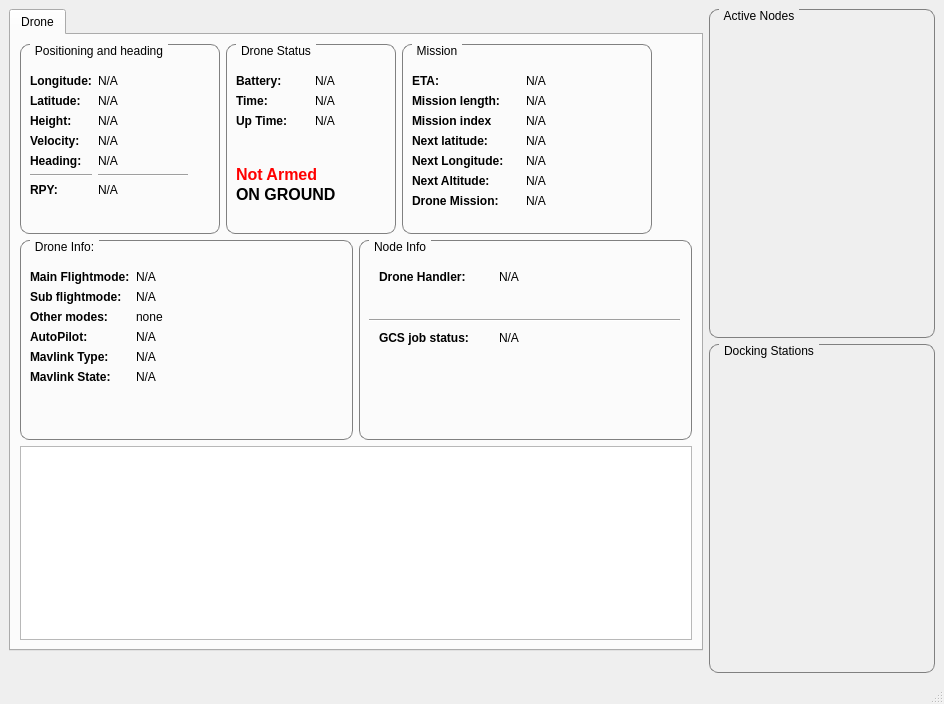
First picture: the form in drone_monitor/ui/main_window.ui, repository mabuc13/RMUASD, before the edit.
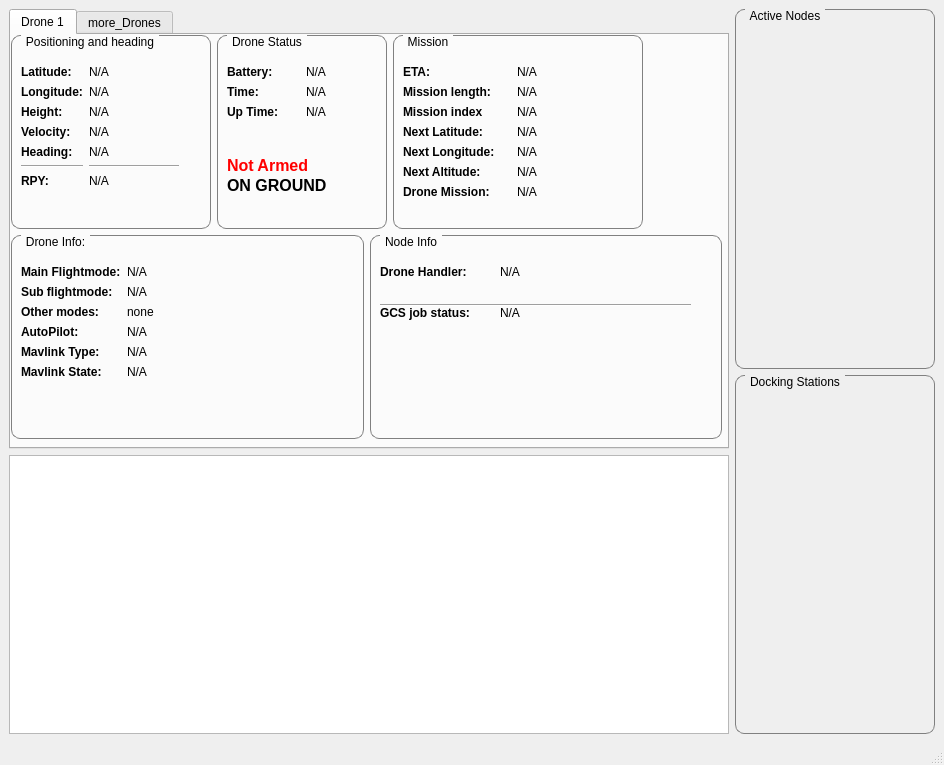
Second picture: the form after the edit. Icons and pictures are not drawn.

```diff
--- a/drone_monitor/ui/main_window.ui
+++ b/drone_monitor/ui/main_window.ui
@@ -7,7 +7,7 @@
     <x>0</x>
     <y>0</y>
     <width>944</width>
-    <height>704</height>
+    <height>765</height>
    </rect>
   </property>
   <property name="windowTitle">
@@ -35,32 +35,32 @@
   </property>
   <widget class="QWidget" name="centralwidget">
    <layout class="QHBoxLayout">
-    <item alignment="Qt::AlignLeft|Qt::AlignTop">
+    <item>
+     <layout class="QVBoxLayout" name="verticalLayout">
+      <item>
      <widget class="QTabWidget" name="tab_manager">
       <property name="minimumSize">
        <size>
-        <width>100</width>
-        <height>0</height>
-       </size>
-      </property>
-      <property name="maximumSize">
-       <size>
-        <width>720</width>
-        <height>720</height>
-       </size>
-      </property>
-      <property name="locale">
-       <locale language="English" country="Australia"/>
-      </property>
+          <width>0</width>
+          <height>440</height>
+         </size>
+        </property>
       <property name="currentIndex">
        <number>0</number>
       </property>
       <widget class="QWidget" name="tab_status">
        <attribute name="title">
-        <string>Drone</string>
-       </attribute>
-       <layout class="QVBoxLayout" name="verticalLayout_2">
-        <item>
+          <string>Drone 1</string>
+         </attribute>
+         <widget class="QWidget" name="layoutWidget">
+          <property name="geometry">
+           <rect>
+            <x>0</x>
+            <y>0</y>
+            <width>711</width>
+            <height>194</height>
+           </rect>
+          </property>
          <layout class="QHBoxLayout" name="horizontalLayout">
           <item>
            <widget class="QGroupBox" name="groupBox_position">
@@ -91,13 +91,6 @@
              <layout class="QHBoxLayout" name="horizontalLayout_3">
               <item>
                <layout class="QVBoxLayout" name="verticalLayout_4">
-                <item>
-                 <widget class="QLabel" name="label_5">
-                  <property name="text">
-                   <string>&lt;html&gt;&lt;head/&gt;&lt;body&gt;&lt;p&gt;&lt;span style=&quot; font-weight:600;&quot;&gt;Longitude:&lt;/span&gt;&lt;/p&gt;&lt;/body&gt;&lt;/html&gt;</string>
-                  </property>
-                 </widget>
-                </item>
                 <item>
                  <widget class="QLabel" name="label">
                   <property name="text">
@@ -109,6 +102,13 @@
                   </property>
                  </widget>
                 </item>
+                 <item>
+                  <widget class="QLabel" name="label_5">
+                   <property name="text">
+                    <string>&lt;html&gt;&lt;head/&gt;&lt;body&gt;&lt;p&gt;&lt;span style=&quot; font-weight:600;&quot;&gt;Longitude:&lt;/span&gt;&lt;/p&gt;&lt;/body&gt;&lt;/html&gt;</string>
+                   </property>
+                  </widget>
+                 </item>
                 <item>
                  <widget class="QLabel" name="label_2">
                   <property name="text">
@@ -161,6 +161,13 @@
               </item>
               <item>
                <layout class="QVBoxLayout" name="verticalLayout_5">
+                 <item>
+                  <widget class="QLabel" name="label_latitude">
+                   <property name="text">
+                    <string>N/A</string>
+                   </property>
+                  </widget>
+                 </item>
                 <item>
                  <widget class="QLabel" name="label_longitude">
                   <property name="minimumSize">
@@ -174,13 +181,6 @@
                   </property>
                  </widget>
                 </item>
-                <item>
-                 <widget class="QLabel" name="label_latitude">
-                  <property name="text">
-                   <string>N/A</string>
-                  </property>
-                 </widget>
-                </item>
                 <item>
                  <widget class="QLabel" name="label_height">
                   <property name="text">
@@ -428,7 +428,7 @@
                 <item>
                  <widget class="QLabel" name="label_12">
                   <property name="text">
-                   <string>&lt;html&gt;&lt;head/&gt;&lt;body&gt;&lt;p&gt;&lt;span style=&quot; font-weight:600;&quot;&gt;Next latitude:&lt;/span&gt;&lt;/p&gt;&lt;/body&gt;&lt;/html&gt;</string>
+                    <string>&lt;html&gt;&lt;head/&gt;&lt;body&gt;&lt;p&gt;&lt;span style=&quot; font-weight:600;&quot;&gt;Next Latitude:&lt;/span&gt;&lt;/p&gt;&lt;/body&gt;&lt;/html&gt;</string>
                   </property>
                  </widget>
                 </item>
@@ -552,8 +552,16 @@
            </spacer>
           </item>
          </layout>
-        </item>
-        <item>
+         </widget>
+         <widget class="QWidget" name="layoutWidget">
+          <property name="geometry">
+           <rect>
+            <x>0</x>
+            <y>200</y>
+            <width>711</width>
+            <height>204</height>
+           </rect>
+          </property>
          <layout class="QHBoxLayout" name="horizontalLayout_2">
           <item>
            <widget class="QGroupBox" name="groupBox_4">
@@ -672,7 +680,7 @@
             <widget class="QLabel" name="label_23">
              <property name="geometry">
               <rect>
-               <x>20</x>
+                <x>10</x>
                <y>30</y>
                <width>104</width>
                <height>14</height>
@@ -685,10 +693,10 @@
             <widget class="QLabel" name="label_droneHandler">
              <property name="geometry">
               <rect>
-               <x>140</x>
+                <x>130</x>
                <y>30</y>
-               <width>181</width>
-               <height>41</height>
+                <width>191</width>
+                <height>31</height>
               </rect>
              </property>
              <property name="text">
@@ -702,7 +710,7 @@
              <property name="geometry">
               <rect>
                <x>10</x>
-               <y>70</y>
+                <y>60</y>
                <width>311</width>
                <height>20</height>
               </rect>
@@ -714,8 +722,8 @@
             <widget class="QLabel" name="label_24">
              <property name="geometry">
               <rect>
-               <x>20</x>
-               <y>90</y>
+                <x>10</x>
+                <y>70</y>
                <width>111</width>
                <height>16</height>
               </rect>
@@ -727,8 +735,8 @@
             <widget class="QLabel" name="label_gcsJobStatus">
              <property name="geometry">
               <rect>
-               <x>140</x>
-               <y>90</y>
+                <x>130</x>
+                <y>70</y>
                <width>171</width>
                <height>16</height>
               </rect>
@@ -740,6 +748,17 @@
            </widget>
           </item>
          </layout>
+         </widget>
+        </widget>
+        <widget class="QWidget" name="tab_2">
+         <property name="enabled">
+          <bool>false</bool>
+         </property>
+         <attribute name="title">
+          <string>more_Drones</string>
+         </attribute>
+        </widget>
+       </widget>
         </item>
         <item>
          <widget class="QTextEdit" name="textEdit_terminal">
@@ -749,8 +768,6 @@
          </widget>
         </item>
        </layout>
-      </widget>
-     </widget>
     </item>
     <item>
      <layout class="QVBoxLayout" name="verticalLayout_10">
```
Left out of the diff: 2 changed lines with no effect on the pictures. Lines whose indentation alone changed are shown as unchanged.
